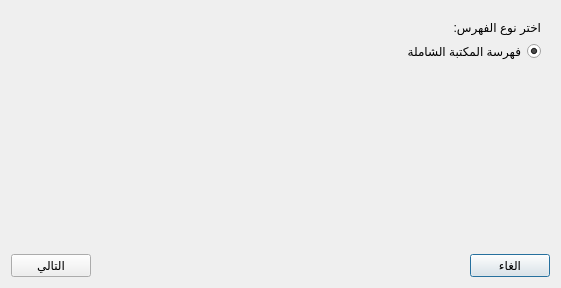
Qt form src/indexingdialg.ui (boussouira/albahhet) before a commit.
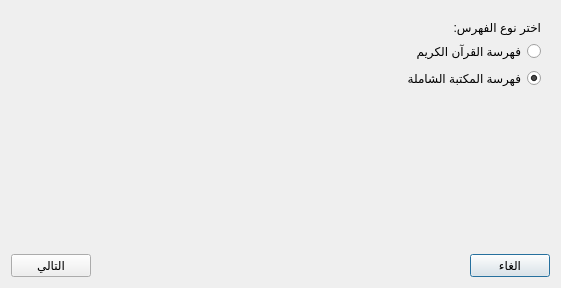
The same form after that commit.

Commit message: Add Quran index

```diff
--- a/src/indexingdialg.ui
+++ b/src/indexingdialg.ui
@@ -36,6 +36,13 @@
         </property>
        </widget>
       </item>
+      <item>
+       <widget class="QRadioButton" name="radioQuran">
+        <property name="text">
+         <string>فهرسة القرآن الكريم</string>
+        </property>
+       </widget>
+      </item>
       <item>
        <widget class="QRadioButton" name="radioShamela">
         <property name="text">
```
The commit also changes 33 other files.
